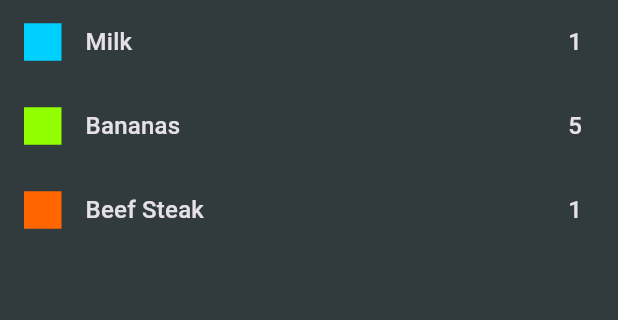
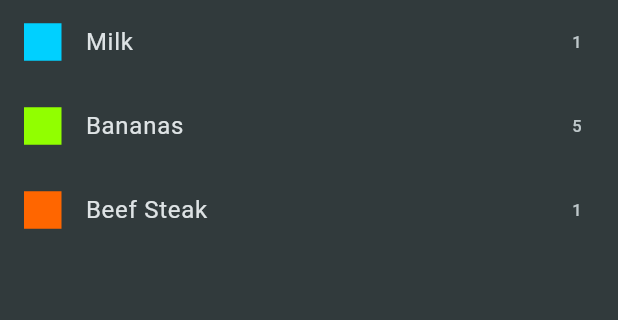
Before and after one commit to shaikhikram04/Shopping-List, a Flutter app: the screen it shows after launch, on a phone screen of 412 x 824 dp, the part 84-404 px from its top. Run offline on Flutter 3.47's test engine with Material 3 defaults, Android fonts, the phone set to English and light mode, and no system bars.

```diff
--- a/lib/data/dummy_items.dart
+++ b/lib/data/dummy_items.dart
@@ -2,7 +2,7 @@ import 'package:shopping_list/data/categories.dart';
 import 'package:shopping_list/models/category.dart';
 import 'package:shopping_list/models/grocery_item.dart';
 
-final List<GroceryItem> itemList = [
+final List<GroceryItem> groceryItems = [
   GroceryItem(
     id: 'a',
     name: 'Milk',
--- a/lib/screens/groceries_list.dart
+++ b/lib/screens/groceries_list.dart
@@ -17,19 +17,19 @@ class GroceriesListScreen extends StatelessWidget {
         ),
       ),
       body: ListView.builder(
-        itemCount: itemList.length,
-        itemBuilder: (BuildContext context, int index) => ListTile(
+        itemCount: groceryItems.length,
+        itemBuilder: (ctx, index) => ListTile(
           title: Text(
-            itemList[index].name,
-            style: Theme.of(context).textTheme.titleMedium,
+            groceryItems[index].name,
           ),
           leading: Container(
             width: 25,
             height: 25,
-            color: itemList[index].category.color,
+            color: groceryItems[index].category.color,
           ),
-          trailing: Text('${itemList[index].quantity}',
-              style: Theme.of(context).textTheme.titleMedium),
+          trailing: Text(
+            groceryItems[index].quantity.toString(),
+          ),
         ),
       ),
     );
```
